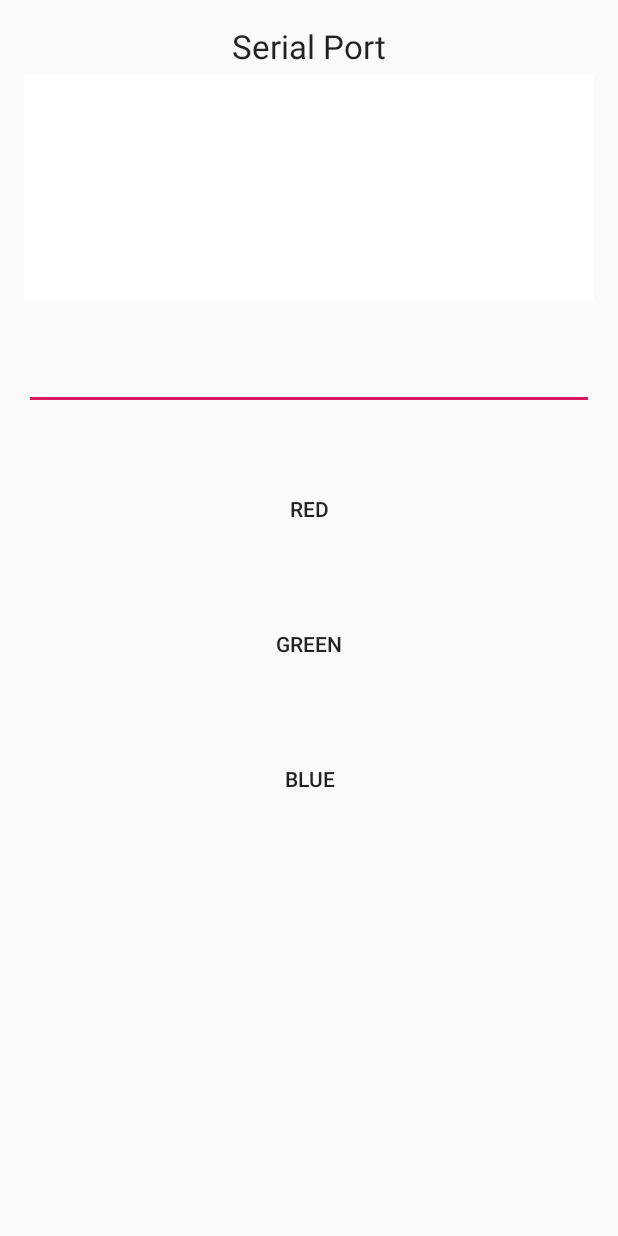
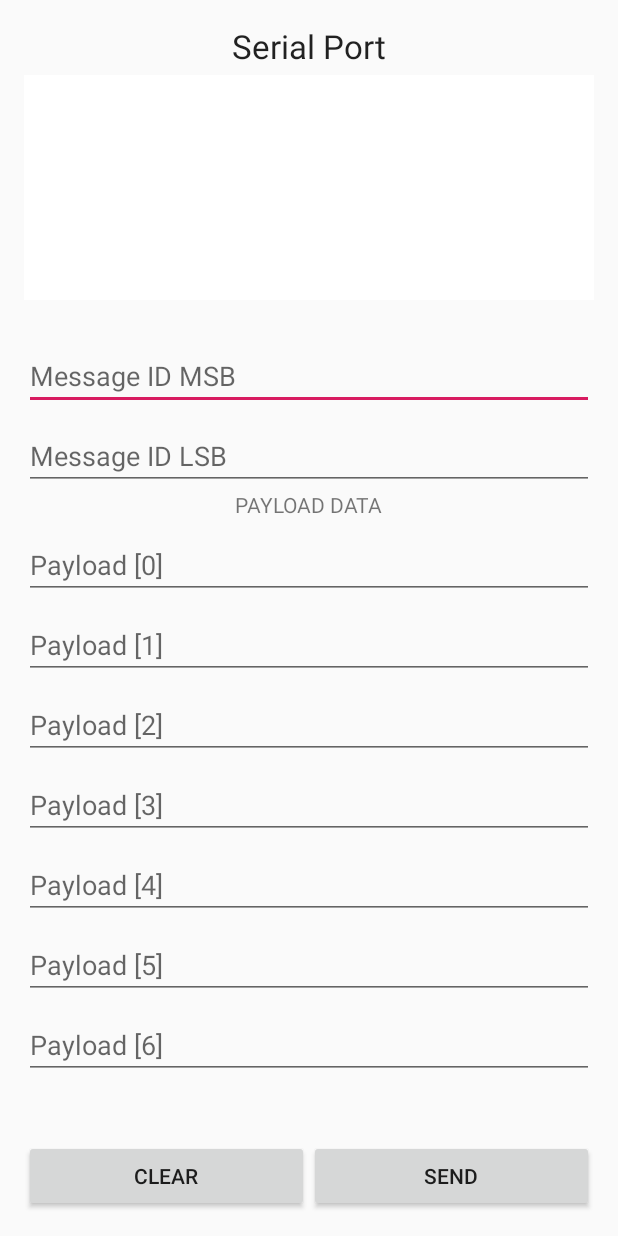
Before and after one commit to davidhowe/usb-audio, an Android app: the MainActivity screen opened directly, with no data from a screen before it, on a phone screen of 412 x 824 dp. Run offline under Robolectric (Android 15) with nearby library versions, the phone set to English and light mode, and no system bars; 2 statements that could not run were skipped.

Commit message:
- WIP Generic CP2615 message interface

```diff
--- a/app/src/main/res/layout/activity_main.xml
+++ b/app/src/main/res/layout/activity_main.xml
@@ -23,47 +23,144 @@
         android:gravity="bottom" />
 
     <EditText
-        android:id="@+id/editText1"
+        android:id="@+id/edt_id_msb"
+        android:layout_width="match_parent"
+        android:layout_height="wrap_content"
+        android:layout_below="@+id/tv_usb_output"
+        android:layout_marginTop="28dp"
+        android:hint="Message ID MSB"
+        android:maxLength="2"
+        android:ems="2"/>
+
+    <EditText
+        android:id="@+id/edt_id_lsb"
+        android:layout_width="match_parent"
+        android:layout_height="wrap_content"
+        android:layout_below="@+id/edt_id_msb"
+        android:layout_marginTop="8dp"
+        android:hint="Message ID LSB"
+        android:maxLength="2"
+        android:ems="2"/>
+
+    <TextView
+        android:id="@+id/tv_payload_data"
         android:layout_width="wrap_content"
         android:layout_height="wrap_content"
-        android:layout_alignLeft="@+id/tv_usb_output"
-        android:layout_alignRight="@+id/tv_usb_output"
-        android:layout_below="@+id/tv_usb_output"
-        android:layout_marginTop="28dp"
-        android:ems="10">
-        <requestFocus/>
-    </EditText>
+        android:layout_below="@+id/edt_id_lsb"
+        android:layout_centerHorizontal="true"
+        android:text="PAYLOAD DATA"/>
 
-    <Button
-        android:id="@+id/buttonRed"
-        style="?borderlessButtonStyle"
-        android:layout_width="wrap_content"
+    <ScrollView
+        android:layout_width="match_parent"
+        android:layout_height="0dp"
+        android:layout_below="@+id/tv_payload_data"
+        android:layout_above="@+id/llyt_actions">
+
+        <RelativeLayout
+            android:layout_width="match_parent"
+            android:layout_height="wrap_content">
+
+            <EditText
+                android:id="@+id/edt_payload_0"
+                android:layout_width="match_parent"
+                android:layout_height="wrap_content"
+                android:layout_marginTop="8dp"
+                android:hint="Payload [0]"
+                android:maxLength="2"
+                android:inputType="textCapCharacters"
+                android:ems="2"/>
+
+            <EditText
+                android:id="@+id/edt_payload_1"
+                android:layout_width="match_parent"
+                android:layout_height="wrap_content"
+                android:layout_below="@+id/edt_payload_0"
+                android:layout_marginTop="8dp"
+                android:hint="Payload [1]"
+                android:maxLength="2"
+                android:inputType="textCapCharacters"
+                android:ems="2"/>
+
+            <EditText
+                android:id="@+id/edt_payload_2"
+                android:layout_width="match_parent"
+                android:layout_height="wrap_content"
+                android:layout_below="@+id/edt_payload_1"
+                android:layout_marginTop="8dp"
+                android:hint="Payload [2]"
+                android:maxLength="2"
+                android:inputType="textCapCharacters"
+                android:ems="2"/>
+
+            <EditText
+                android:id="@+id/edt_payload_3"
+                android:layout_width="match_parent"
+                android:layout_height="wrap_content"
+                android:layout_below="@+id/edt_payload_2"
+                android:layout_marginTop="8dp"
+                android:hint="Payload [3]"
+                android:maxLength="2"
+                android:inputType="textCapCharacters"
+                android:ems="2"/>
+
+            <EditText
+                android:id="@+id/edt_payload_4"
+                android:layout_width="match_parent"
+                android:layout_height="wrap_content"
+                android:layout_below="@+id/edt_payload_3"
+                android:layout_marginTop="8dp"
+                android:hint="Payload [4]"
+                android:maxLength="2"
+                android:inputType="textCapCharacters"
+                android:ems="2"/>
+
+            <EditText
+                android:id="@+id/edt_payload_5"
+                android:layout_width="match_parent"
+                android:layout_height="wrap_content"
+                android:layout_below="@+id/edt_payload_4"
+                android:layout_marginTop="8dp"
+                android:hint="Payload [5]"
+                android:maxLength="2"
+                android:inputType="textCapCharacters"
+                android:ems="2"/>
+
+            <EditText
+                android:id="@+id/edt_payload_6"
+                android:layout_width="match_parent"
+                android:layout_height="wrap_content"
+                android:layout_below="@+id/edt_payload_5"
+                android:layout_marginTop="8dp"
+                android:hint="Payload [6]"
+                android:maxLength="2"
+                android:inputType="textCapCharacters"
+                android:ems="2"/>
+        </RelativeLayout>
+    </ScrollView>
+
+    <LinearLayout
+        android:id="@+id/llyt_actions"
+        android:layout_width="match_parent"
         android:layout_height="wrap_content"
-        android:layout_alignLeft="@+id/editText1"
-        android:layout_alignRight="@+id/editText1"
-        android:layout_below="@+id/editText1"
-        android:layout_marginTop="42dp"
-        android:text="RED"/>
+        android:orientation="horizontal"
+        android:layout_alignParentBottom="true">
 
-    <Button
-        android:id="@+id/buttonGreen"
-        style="?borderlessButtonStyle"
-        android:layout_width="wrap_content"
-        android:layout_height="wrap_content"
-        android:layout_alignLeft="@+id/editText1"
-        android:layout_alignRight="@+id/editText1"
-        android:layout_below="@+id/buttonRed"
-        android:layout_marginTop="42dp"
-        android:text="GREEN"/>
+        <Button
+            android:id="@+id/btn_clear"
+            android:layout_width="0dp"
+            android:layout_height="wrap_content"
+            android:layout_weight="0.5"
+            android:text="CLEAR"/>
 
-    <Button
-        android:id="@+id/buttonBlue"
-        style="?borderlessButtonStyle"
-        android:layout_width="wrap_content"
-        android:layout_height="wrap_content"
-        android:layout_alignLeft="@+id/editText1"
-        android:layout_alignRight="@+id/editText1"
-        android:layout_below="@+id/buttonGreen"
-        android:layout_marginTop="42dp"
-        android:text="BLUE"/>
+        <Button
+            android:id="@+id/btn_send"
+            android:layout_width="0dp"
+            android:layout_height="wrap_content"
+            android:layout_weight="0.5"
+            android:text="SEND"/>
+
+    </LinearLayout>
+
+
+
 </RelativeLayout>
```
Also changed, not shown: app/src/main/java/com/hearxgroup/dactest/MainActivity.kt (+72 -23 lines), app/src/main/java/com/hearxgroup/dactest/UsbService.java (+21 -2 lines).
